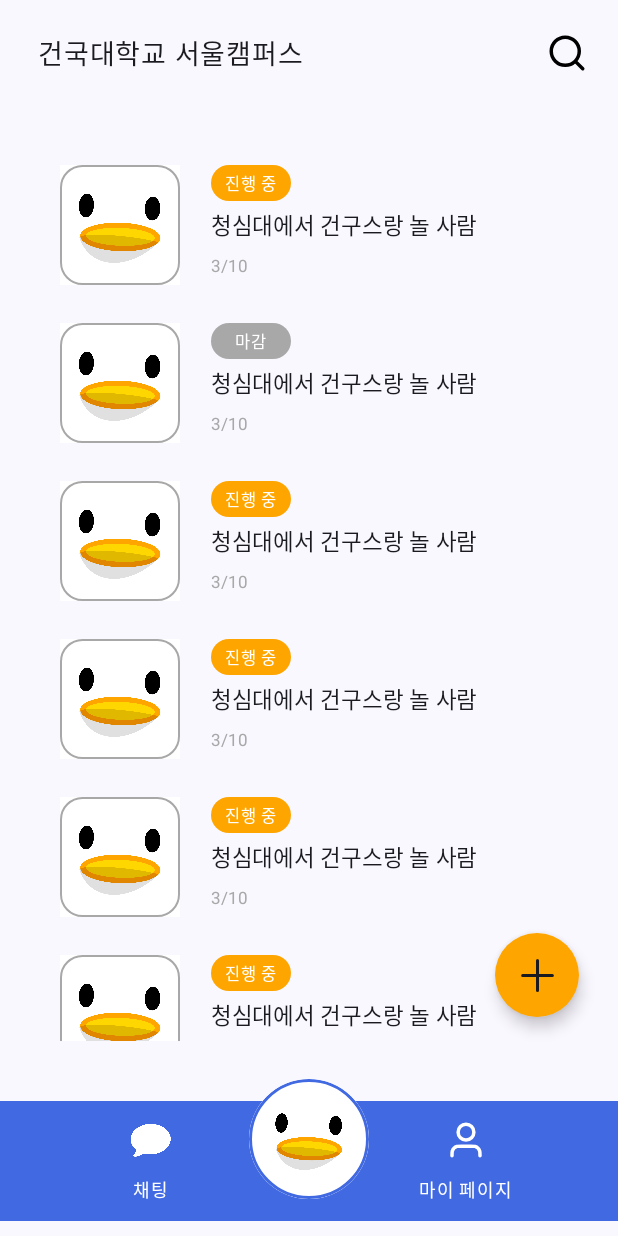
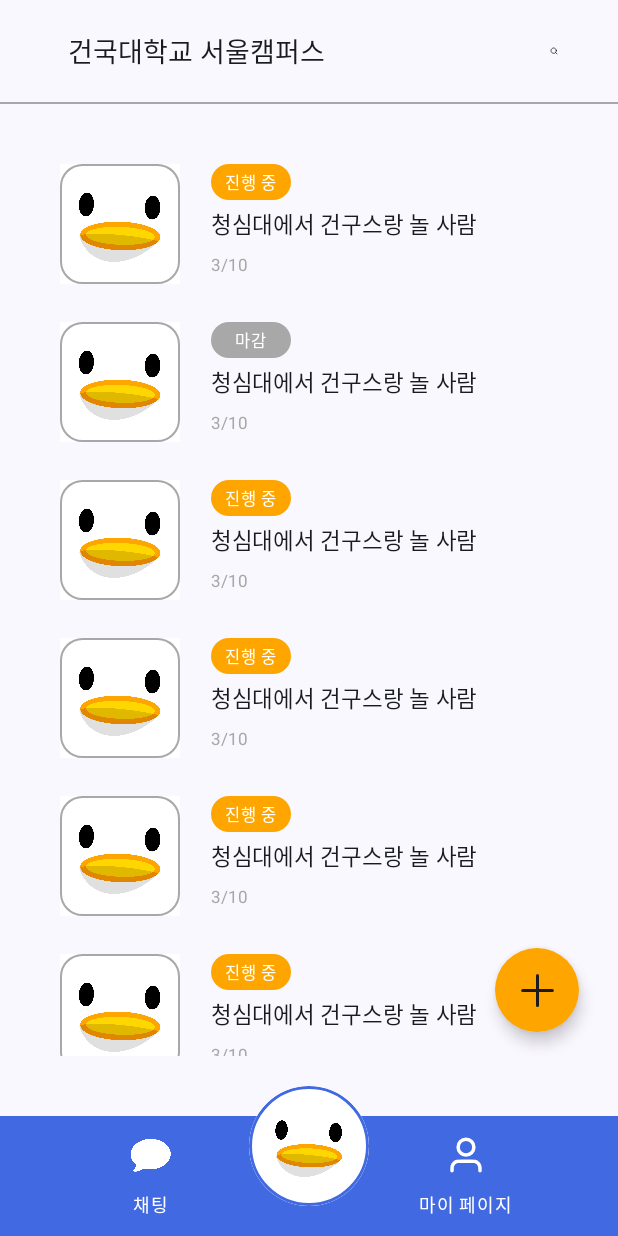
Before and after one commit to Hackerton-Team3/Android, an Android app built with Jetpack Compose: the HomeScreen screen opened through its navigation route, on a phone screen of 412 x 824 dp. Run offline under Robolectric (Android 15) with nearby library versions, the phone set to English and light mode, and no system bars; libraries missing offline, so code that uses them is left out: com.bumptech.glide, com.kakao.sdk; Roboto replaces fonts that are not available here.

Commit message:
feat : ui 2차 수정

```diff
--- a/app/src/main/java/com/example/gonggoose/data/CreatePostInfo.kt
+++ b/app/src/main/java/com/example/gonggoose/data/CreatePostInfo.kt
@@ -4,9 +4,9 @@ import android.net.Uri
 import java.time.LocalDateTime
 
 data class CreatePostInfo(
-    val deadline : LocalDateTime?,
-    val title : String?,
-    val total_member: Int?,
-    val price : Int?,
-    val content : String?
+    var deadline : LocalDateTime?,
+    var title : String?,
+    var total_member: Int?,
+    var price : Int?,
+    var content : String?
 )
--- a/app/src/main/java/com/example/gonggoose/ui/component/home/HomeBottomNavigationBar.kt
+++ b/app/src/main/java/com/example/gonggoose/ui/component/home/HomeBottomNavigationBar.kt
@@ -5,6 +5,7 @@ import androidx.compose.foundation.background
 import androidx.compose.foundation.border
 import androidx.compose.foundation.clickable
 import androidx.compose.foundation.layout.Box
+import androidx.compose.foundation.layout.fillMaxWidth
 import androidx.compose.foundation.layout.height
 import androidx.compose.foundation.layout.padding
 import androidx.compose.foundation.layout.size
@@ -37,7 +38,8 @@ import com.example.gonggoose.ui.theme.White
 fun BottomNavigationBar(navController: NavController) {
 
     Box(
-        modifier = Modifier.height(130.dp)
+        modifier = Modifier.fillMaxWidth(),
+        contentAlignment = Alignment.BottomCenter
     ){
         NavigationBar (
             containerColor = RoyalBlue,
--- a/app/src/main/java/com/example/gonggoose/ui/component/home/HomeTopBar.kt
+++ b/app/src/main/java/com/example/gonggoose/ui/component/home/HomeTopBar.kt
@@ -14,8 +14,10 @@ import androidx.compose.runtime.Composable
 import androidx.compose.ui.Alignment
 import androidx.compose.ui.Modifier
 import androidx.compose.ui.res.painterResource
+import androidx.compose.ui.text.TextStyle
 import androidx.compose.ui.text.font.Font
 import androidx.compose.ui.text.font.FontFamily
+import androidx.compose.ui.unit.TextUnit
 import androidx.compose.ui.unit.dp
 import androidx.compose.ui.unit.sp
 import com.example.gonggoose.R
@@ -27,7 +29,7 @@ fun TopBar() {
         Row(
             modifier = Modifier
                 .fillMaxWidth()
-                .height(70.dp),
+                .padding(20.dp),
             verticalAlignment = Alignment.CenterVertically
         ) {
             Text(
@@ -35,7 +37,9 @@ fun TopBar() {
                 fontFamily = FontFamily(Font(R.font.noto_sans_kr_regular)),
                 fontSize = 18.sp,
                 modifier = Modifier
-                    .padding(start = 25.dp)
+                    .padding(start = 25.dp),
+                style = TextStyle(lineHeight = TextUnit.Unspecified)
+
             )
             Spacer(modifier = Modifier.weight(1f))
 
@@ -49,5 +53,11 @@ fun TopBar() {
                     .size(28.dp)
             )
         }
+        Spacer(
+            modifier = Modifier
+                .height(1.dp)
+                .fillMaxWidth()
+                .background(MediumGray)
+        )
     }
 }
--- a/app/src/main/java/com/example/gonggoose/ui/component/postScreenUi/PostPictureComponent.kt
+++ b/app/src/main/java/com/example/gonggoose/ui/component/postScreenUi/PostPictureComponent.kt
@@ -21,6 +21,7 @@ import androidx.compose.runtime.remember
 import androidx.compose.runtime.setValue
 import androidx.compose.ui.Alignment
 import androidx.compose.ui.Modifier
+import androidx.compose.ui.draw.shadow
 import androidx.compose.ui.res.painterResource
 import androidx.compose.ui.unit.dp
 import androidx.lifecycle.viewmodel.compose.viewModel
--- a/app/src/main/java/com/example/gonggoose/viewmodel/HomeViewModel.kt
+++ b/app/src/main/java/com/example/gonggoose/viewmodel/HomeViewModel.kt
@@ -48,10 +48,6 @@ class HomeViewModel : ViewModel() {
 
     var uriList = mutableListOf<Uri>()
 
-    fun createPost(){ //백엔드와 연동
-
-    }
-
     fun getDetailPost(postId : Long){
 
     }
```
Also changed, not shown: app/src/main/java/com/example/gonggoose/ui/component/postScreenUi/PostBottomBar.kt (+19 -1 lines), app/src/main/java/com/example/gonggoose/ui/component/postScreenUi/PostInputField.kt (+10 -0 lines), app/src/main/java/com/example/gonggoose/ui/component/postScreenUi/TextFieldRightAlign.kt (+17 -0 lines), app/src/main/java/com/example/gonggoose/ui/screen/CreatePostScreen.kt (+17 -0 lines).
